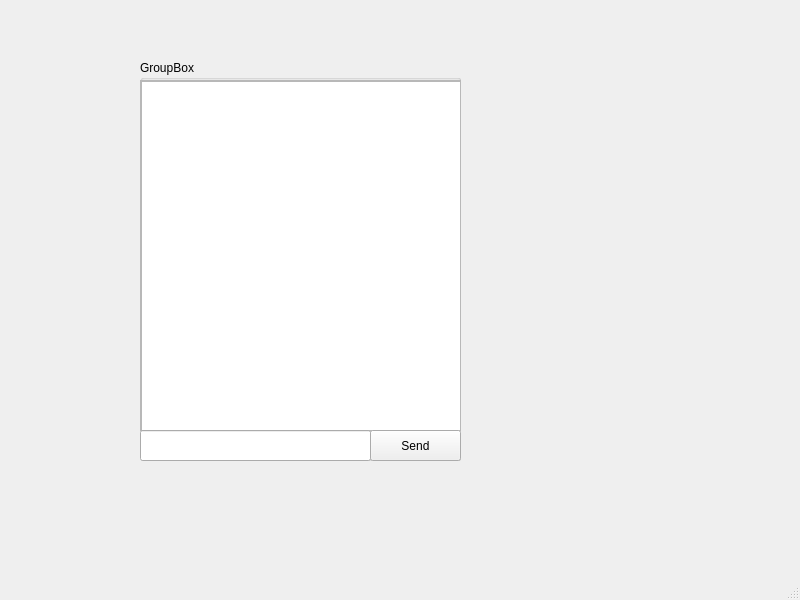
The window that interface.ui (Med-Marz/Fennec) describes before a commit, drawn with Qt 5.
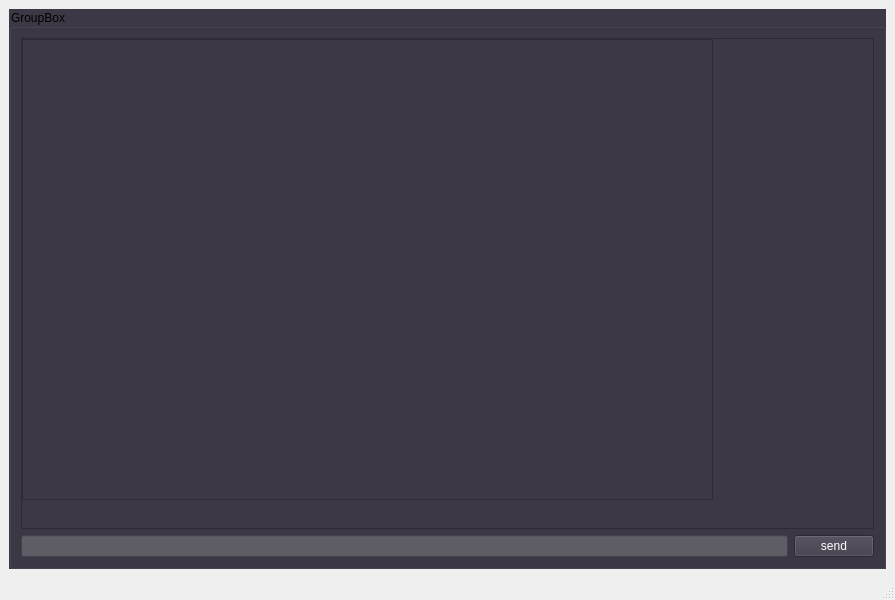
The same window after the commit. Icons and pictures are not drawn.

Commit message: update interface to modern UI

```diff
--- a/interface.ui
+++ b/interface.ui
@@ -6,7 +6,7 @@
    <rect>
     <x>0</x>
     <y>0</y>
-    <width>800</width>
+    <width>895</width>
     <height>600</height>
    </rect>
   </property>
@@ -14,26 +14,21 @@
    <string>MainWindow</string>
   </property>
   <widget class="QWidget" name="centralwidget">
+   <layout class="QGridLayout" name="gridLayout">
+    <item row="0" column="0">
    <widget class="QGroupBox" name="groupBox">
-    <property name="geometry">
-     <rect>
-      <x>140</x>
-      <y>60</y>
-      <width>321</width>
-      <height>401</height>
-     </rect>
+      <property name="styleSheet">
+       <string notr="true">background-color: rgb(61, 56, 70);</string>
     </property>
     <property name="title">
      <string>GroupBox</string>
     </property>
+      <layout class="QGridLayout" name="gridLayout_2">
+       <item row="0" column="0" colspan="2">
     <widget class="QScrollArea" name="scrollArea">
-     <property name="geometry">
-      <rect>
-       <x>0</x>
-       <y>20</y>
-       <width>321</width>
-       <height>351</height>
-      </rect>
+         <property name="styleSheet">
+          <string notr="true">background-color: rgb(61, 56, 70);
+color: white;</string>
      </property>
      <property name="widgetResizable">
       <bool>true</bool>
@@ -43,8 +38,8 @@
        <rect>
         <x>0</x>
         <y>0</y>
-        <width>319</width>
-        <height>349</height>
+            <width>851</width>
+            <height>461</height>
        </rect>
       </property>
       <widget class="QTextEdit" name="textEdit">
@@ -52,37 +47,39 @@
         <rect>
          <x>0</x>
          <y>0</y>
-         <width>321</width>
-         <height>351</height>
-        </rect>
-       </property>
+             <width>691</width>
+             <height>461</height>
+            </rect>
+           </property>
+           <property name="styleSheet">
+            <string notr="true"/>
+           </property>
       </widget>
      </widget>
     </widget>
+       </item>
+       <item row="1" column="0">
     <widget class="QLineEdit" name="lineEdit">
-     <property name="geometry">
-      <rect>
-       <x>0</x>
-       <y>370</y>
-       <width>231</width>
-       <height>31</height>
-      </rect>
-     </property>
-    </widget>
+         <property name="styleSheet">
+          <string notr="true">background-color: rgb(94, 92, 100);
+background-color: rgb(94, 92, 100);</string>
+         </property>
+        </widget>
+       </item>
+       <item row="1" column="1">
     <widget class="QPushButton" name="pushButton">
-     <property name="geometry">
-      <rect>
-       <x>230</x>
-       <y>370</y>
-       <width>91</width>
-       <height>31</height>
-      </rect>
+         <property name="styleSheet">
+          <string notr="true">color: white;</string>
      </property>
      <property name="text">
-      <string>Send</string>
-     </property>
-    </widget>
-   </widget>
+          <string>send</string>
+         </property>
+        </widget>
+       </item>
+      </layout>
+     </widget>
+    </item>
+   </layout>
   </widget>
   <widget class="QMenuBar" name="menubar">
    <property name="geometry">
```
Left out of the diff: 6 changed lines with no effect on the pictures. Lines whose indentation alone changed are shown as unchanged. The commit also changes 1 other file.
